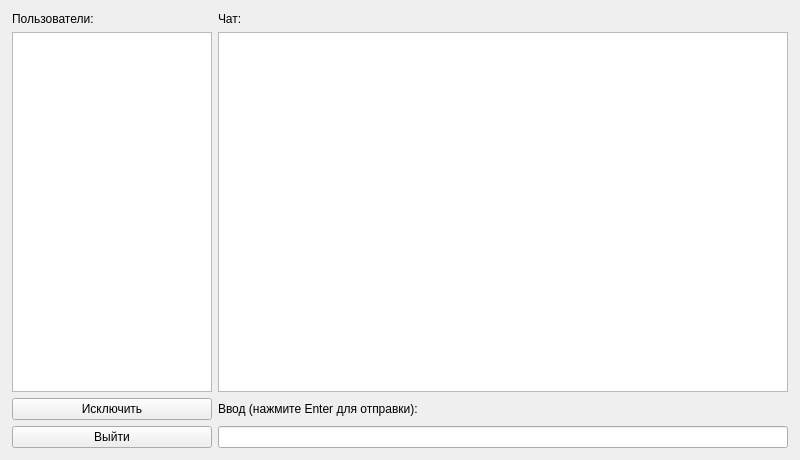
Qt form ui/main.ui (awhitefox/lanchat_qt) before a commit.
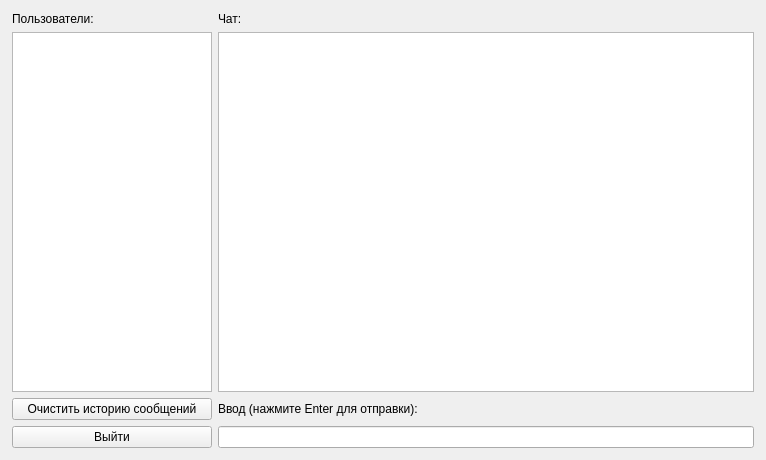
The same form after that commit.

Diff of the .ui file:
```diff
--- a/ui/main.ui
+++ b/ui/main.ui
@@ -6,7 +6,7 @@
    <rect>
     <x>0</x>
     <y>0</y>
-    <width>800</width>
+    <width>766</width>
     <height>460</height>
    </rect>
   </property>
@@ -27,13 +27,6 @@
     <property name="bottomMargin">
      <number>12</number>
     </property>
-    <item row="2" column="0">
-     <widget class="QPushButton" name="pushButton">
-      <property name="text">
-       <string>Исключить</string>
-      </property>
-     </widget>
-    </item>
     <item row="3" column="1">
      <widget class="QLineEdit" name="lineEdit">
       <property name="minimumSize">
@@ -85,6 +78,13 @@
       </property>
      </widget>
     </item>
+    <item row="2" column="0">
+     <widget class="QPushButton" name="pushButton_deleteHistory">
+      <property name="text">
+       <string>Очистить историю сообщений</string>
+      </property>
+     </widget>
+    </item>
    </layout>
   </widget>
  </widget>
```
